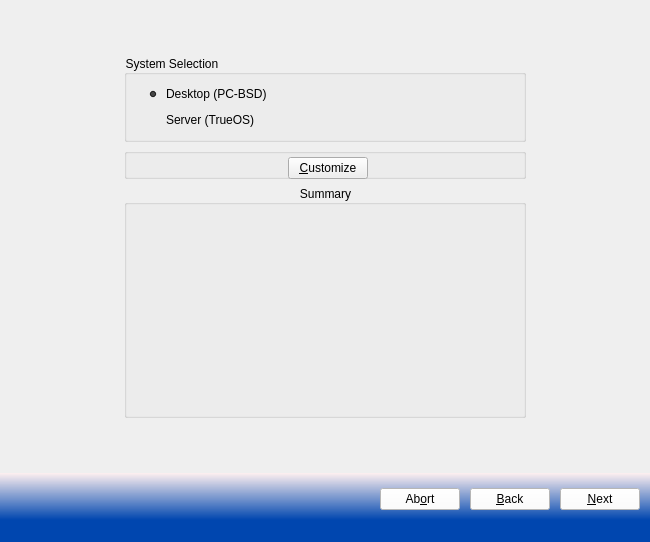
This is src-qt4/pc-installgui/installer.ui in trueos/pcbsd as Qt 5 draws it before an edit. The edited form follows.
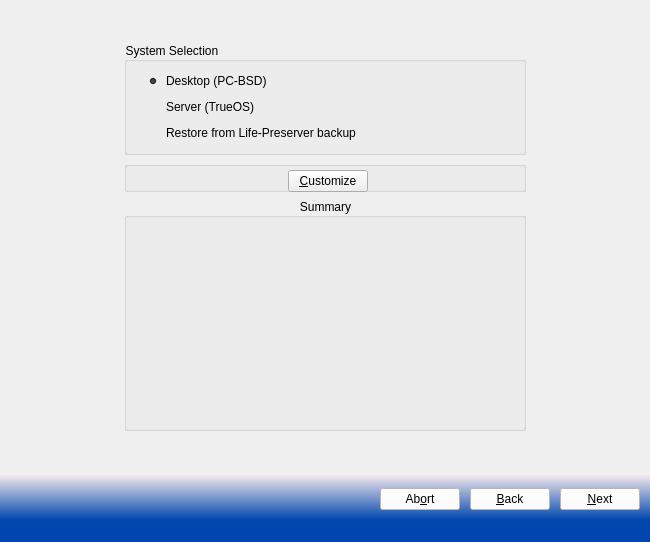
This is the edited form. The open tabs and pages were chosen to show the change. Icons and pictures are not drawn.

Commit message:
Welcome the new Life-Preserver restore ability to the Installer GUI
Now you can restore your entire system from a replicated life-preserver backup on a
remote machine

```diff
--- a/src-qt4/pc-installgui/installer.ui
+++ b/src-qt4/pc-installgui/installer.ui
@@ -625,6 +625,23 @@
              </property>
             </spacer>
            </item>
+           <item row="2" column="1">
+            <widget class="QRadioButton" name="radioRestore">
+             <property name="text">
+              <string>Restore from Life-Preserver backup</string>
+             </property>
+             <property name="icon">
+              <iconset resource="sysinstaller.qrc">
+               <normaloff>:/modules/images/lifepreserver.png</normaloff>:/modules/images/lifepreserver.png</iconset>
+             </property>
+             <property name="iconSize">
+              <size>
+               <width>32</width>
+               <height>32</height>
+              </size>
+             </property>
+            </widget>
+           </item>
           </layout>
          </widget>
         </item>
```
Left out of the diff: 6 changed lines with no effect on the pictures. The commit also changes 15 other files.
